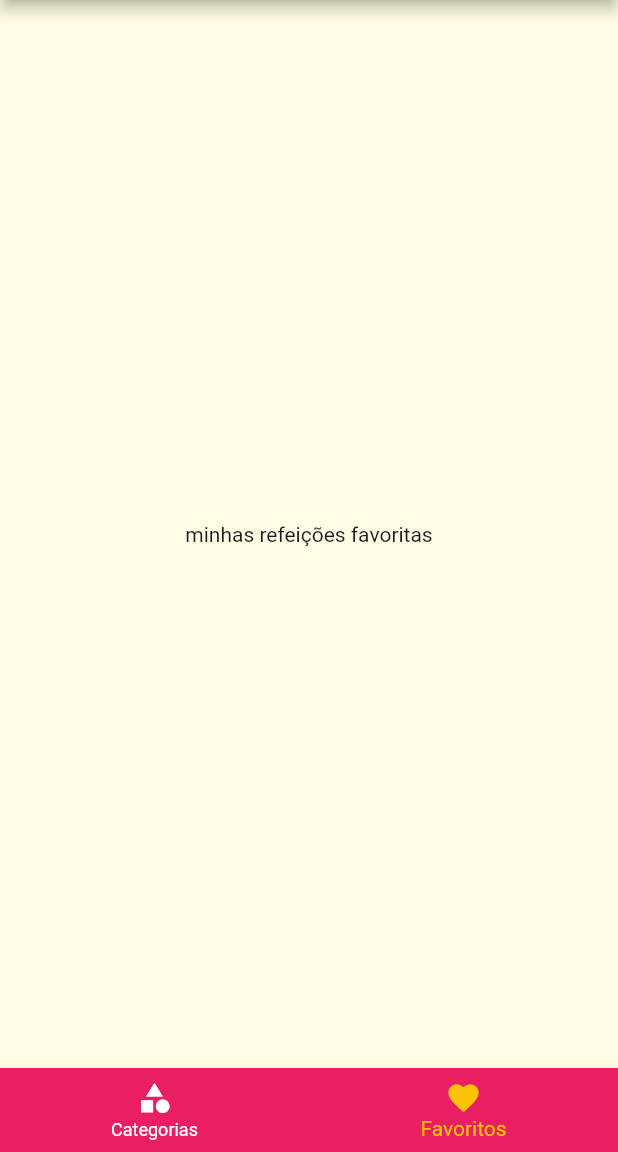
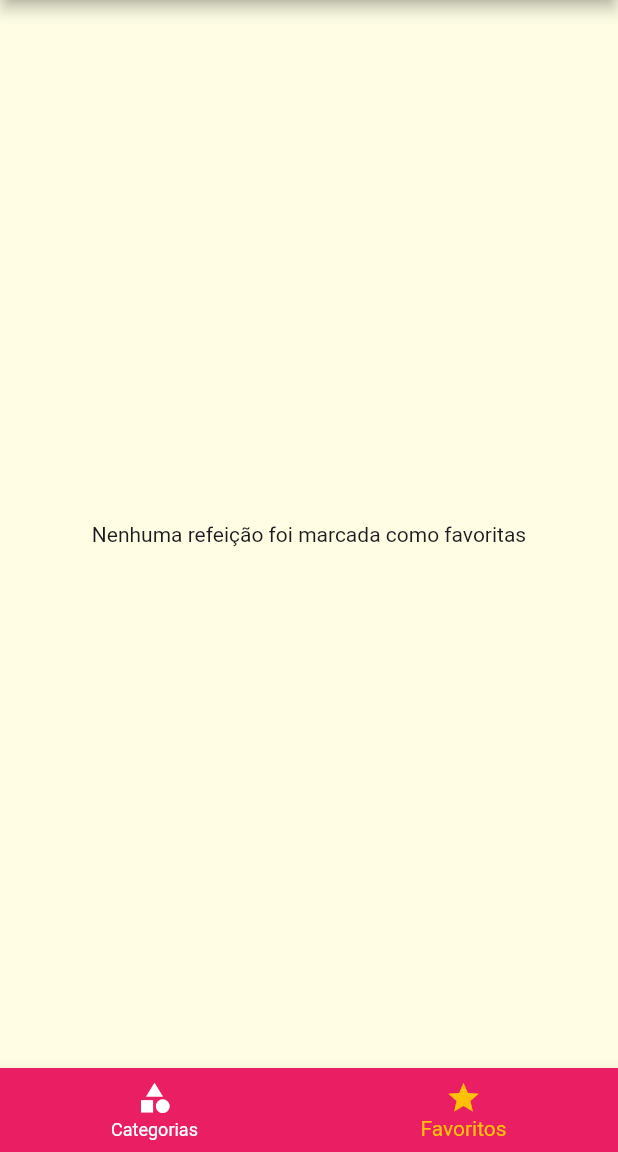
Before and after one commit to AlexGayer/meals, a Flutter app: the screen it shows after launch, item 2 of the bottom bar chosen, on a phone screen of 412 x 824 dp, the part 84-1236 px from its top. Run offline on Flutter 3.47's test engine with Material 3 defaults, Android fonts, the phone set to English and light mode, and no system bars.

Commit message:
favorite meal

```diff
--- a/lib/components/category_item.dart
+++ b/lib/components/category_item.dart
@@ -35,7 +35,7 @@ class CategoryItem extends StatelessWidget {
         ),
         child: Text(
           category.title,
-          style: Theme.of(context).textTheme.titleLarge,
+          style: Theme.of(context).textTheme.headline6,
         ),
       ),
     );
--- a/lib/main.dart
+++ b/lib/main.dart
@@ -1,15 +1,15 @@
 import 'package:flutter/material.dart';
-import 'package:meals/data/dummy_data.dart';
-import 'package:meals/models/meal.dart';
-import 'package:meals/models/settings.dart';
-import 'package:meals/screens/meal_detail_screen.dart';
-import 'package:meals/screens/settings_screen.dart';
-import 'package:meals/screens/tabs_scren.dart';
+import 'screens/tabs_screen.dart';
 import 'screens/categories_meals_screen.dart';
+import 'screens/meal_detail_screen.dart';
+import 'screens/settings_screen.dart';
 import 'utils/app_routes.dart';
+import 'models/meal.dart';
+import 'models/settings.dart';
+import 'data/dummy_data.dart';
 
 void main() {
-  runApp(MyApp());
+  runApp(const MyApp());
 }
 
 class MyApp extends StatefulWidget {
@@ -20,26 +20,37 @@ class MyApp extends StatefulWidget {
 }
 
 class _MyAppState extends State<MyApp> {
+  Settings settings = Settings();
   List<Meal> _availableMeals = dummyMeals;
+  final List<Meal> _favoriteMeals = [];
 
   void _filterMeals(Settings settings) {
     setState(() {
+      this.settings = settings;
       _availableMeals = dummyMeals.where((meal) {
         final filterGluten = settings.isGlutenFree && !meal.isGlutenFree;
         final filterLactose = settings.isLactoseFree && !meal.isLactoseFree;
         final filterVegan = settings.isVegan && !meal.isVegan;
         final filterVegetarian = settings.isVegetarian && !meal.isVegetarian;
-
         return !filterGluten && !filterLactose && !filterVegan && !filterVegetarian;
       }).toList();
     });
+  }
+
+  void _toggleFavorite(Meal meal) {
+    setState(() {
+      _favoriteMeals.contains(meal) ? _favoriteMeals.remove(meal) : _favoriteMeals.add(meal);
+    });
+  }
+
+  bool _isFavorite(Meal meal) {
+    return _favoriteMeals.contains(meal);
   }
 
   @override
   Widget build(BuildContext context) {
     return MaterialApp(
       title: 'Vamos Cozinhar?',
-      debugShowCheckedModeBanner: false,
       theme: ThemeData(
         useMaterial3: false,
         colorScheme: ColorScheme.fromSwatch().copyWith(
@@ -56,12 +67,10 @@ class _MyAppState extends State<MyApp> {
             ),
       ),
       routes: {
-        AppRoutes.home: (ctx) => const TabsScreen(),
-        AppRoutes.categoriesMeals: (ctx) => CategoriesMealsScreen(
-              meals: _availableMeals,
-            ),
-        AppRoutes.mealDetail: (ctx) => const MealDetail(),
-        AppRoutes.settings: (ctx) => SettingsScreen(onSettingsChange: _filterMeals),
+        AppRoutes.home: (ctx) => TabsScreen(_favoriteMeals),
+        AppRoutes.categoriesMeals: (ctx) => CategoriesMealsScreen(_availableMeals),
+        AppRoutes.mealDetail: (ctx) => MealDetailScreen(_toggleFavorite, _isFavorite),
+        AppRoutes.settings: (ctx) => SettingsScreen(settings, _filterMeals),
       },
     );
   }
--- a/lib/screens/favorite_screen.dart
+++ b/lib/screens/favorite_screen.dart
@@ -1,12 +1,25 @@
 import 'package:flutter/material.dart';
+import '../components/meal_item.dart';
+import '../models/meal.dart';
 
 class FavoriteScreen extends StatelessWidget {
-  const FavoriteScreen({super.key});
+  final List<Meal> favoriteMeals;
+
+  const FavoriteScreen(this.favoriteMeals, {Key? key}) : super(key: key);
 
   @override
   Widget build(BuildContext context) {
-    return const Center(
-      child: Text("minhas refeições favoritas"),
-    );
+    if (favoriteMeals.isEmpty) {
+      return const Center(
+        child: Text('Nenhuma refeição foi marcada como favoritas'),
+      );
+    } else {
+      return ListView.builder(
+        itemCount: favoriteMeals.length,
+        itemBuilder: (ctx, index) {
+          return MealItem(favoriteMeals[index]);
+        },
+      );
+    }
   }
 }
--- /dev/null
+++ b/lib/screens/tabs_screen.dart
@@ -0,0 +1,71 @@
+import 'package:flutter/material.dart';
+import 'categories_screen.dart';
+import 'favorite_screen.dart';
+import '../components/main_drawer.dart';
+import '../models/meal.dart';
+
+class TabsScreen extends StatefulWidget {
+  final List<Meal> favoriteMeals;
+
+  const TabsScreen(this.favoriteMeals, {Key? key}) : super(key: key);
+
+  @override
+  State<TabsScreen> createState() => _TabsScreenState();
+}
+
+class _TabsScreenState extends State<TabsScreen> {
+  int _selectedScreenIndex = 0;
+
+  List<Map<String, Object>>? _screens;
+
+  @override
+  void initState() {
+    super.initState();
+    _screens = [
+      {
+        'title': 'Lista de Categorias',
+        'screen': const CategoriesScreen(),
+      },
+      {
+        'title': 'Meus Favoritos',
+        'screen': FavoriteScreen(widget.favoriteMeals),
+      },
+    ];
+  }
+
+  _selectScreen(int index) {
+    setState(() {
+      _selectedScreenIndex = index;
+    });
+  }
+
+  @override
+  Widget build(BuildContext context) {
+    return Scaffold(
+      appBar: AppBar(
+        title: Text(
+          _screens![_selectedScreenIndex]['title'] as String,
+        ),
+      ),
+      drawer: const MainDrawer(),
+      body: _screens![_selectedScreenIndex]['screen'] as Widget,
+      bottomNavigationBar: BottomNavigationBar(
+        onTap: _selectScreen,
+        backgroundColor: Theme.of(context).colorScheme.primary,
+        unselectedItemColor: Colors.white,
+        selectedItemColor: Theme.of(context).colorScheme.secondary,
+        currentIndex: _selectedScreenIndex,
+        items: const [
+          BottomNavigationBarItem(
+            icon: Icon(Icons.category),
+            label: 'Categorias',
+          ),
+          BottomNavigationBarItem(
+            icon: Icon(Icons.star),
+            label: 'Favoritos',
+          ),
+        ],
+      ),
+    );
+  }
+}
--- a/lib/screens/tabs_scren.dart
+++ /dev/null
@@ -1,48 +0,0 @@
-import 'package:flutter/material.dart';
-import 'package:meals/components/main_drawer.dart';
-import 'package:meals/screens/categories_screen.dart';
-import 'package:meals/screens/favorite_screen.dart';
-
-class TabsScreen extends StatefulWidget {
-  const TabsScreen({super.key});
-
-  @override
-  State<TabsScreen> createState() => _TabsScreenState();
-}
-
-class _TabsScreenState extends State<TabsScreen> {
-  int _selectedScreenIndex = 0;
-
-  final List<Map<String, Widget>> _screens = [
-    {"title": const Text("Lista de Categorias"), "screen": const CategoriesScreen()},
-    {"title": const Text("Meus Favoritos"), "screen": const FavoriteScreen()},
-  ];
-
-  _selectScreen(int index) {
-    setState(() {
-      _selectedScreenIndex = index;
-    });
-  }
-
-  @override
-  Widget build(BuildContext context) {
-    return Scaffold(
-      appBar: AppBar(
-        title: _screens[_selectedScreenIndex]["title"],
-      ),
-      drawer: const MainDrawer(),
-      body: _screens[_selectedScreenIndex]["screen"],
-      bottomNavigationBar: BottomNavigationBar(
-        unselectedItemColor: Colors.white,
-        selectedItemColor: Colors.amber,
-        currentIndex: _selectedScreenIndex,
-        onTap: _selectScreen,
-        backgroundColor: Theme.of(context).colorScheme.primary,
-        items: const [
-          BottomNavigationBarItem(icon: Icon(Icons.category), label: "Categorias"),
-          BottomNavigationBarItem(icon: Icon(Icons.favorite), label: "Favoritos"),
-        ],
-      ),
-    );
-  }
-}
--- a/lib/utils/app_routes.dart
+++ b/lib/utils/app_routes.dart
@@ -1,6 +1,6 @@
 class AppRoutes {
   static const home = '/';
   static const categoriesMeals = '/categories-meals';
-  static const mealDetail = '/meal-detail';
+  static const mealDetail = '/metal-detail';
   static const settings = '/settings';
 }
```
Also changed, not shown: lib/components/main_drawer.dart (+19 -11 lines), lib/components/meal_item.dart (+33 -20 lines), lib/data/dummy_data.dart (+100 -21 lines), lib/models/meal.dart (+8 -8 lines), lib/screens/categories_meals_screen.dart (+11 -6 lines), lib/screens/meal_detail_screen.dart (+32 -20 lines), lib/screens/settings_screen.dart (+50 -18 lines).
